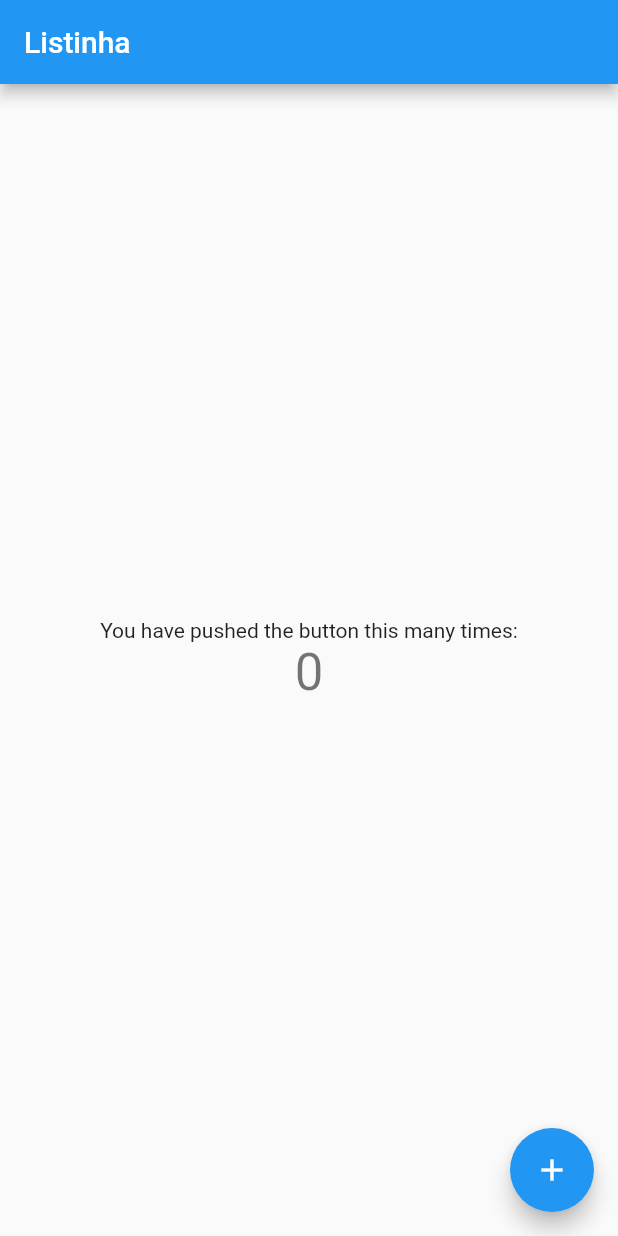
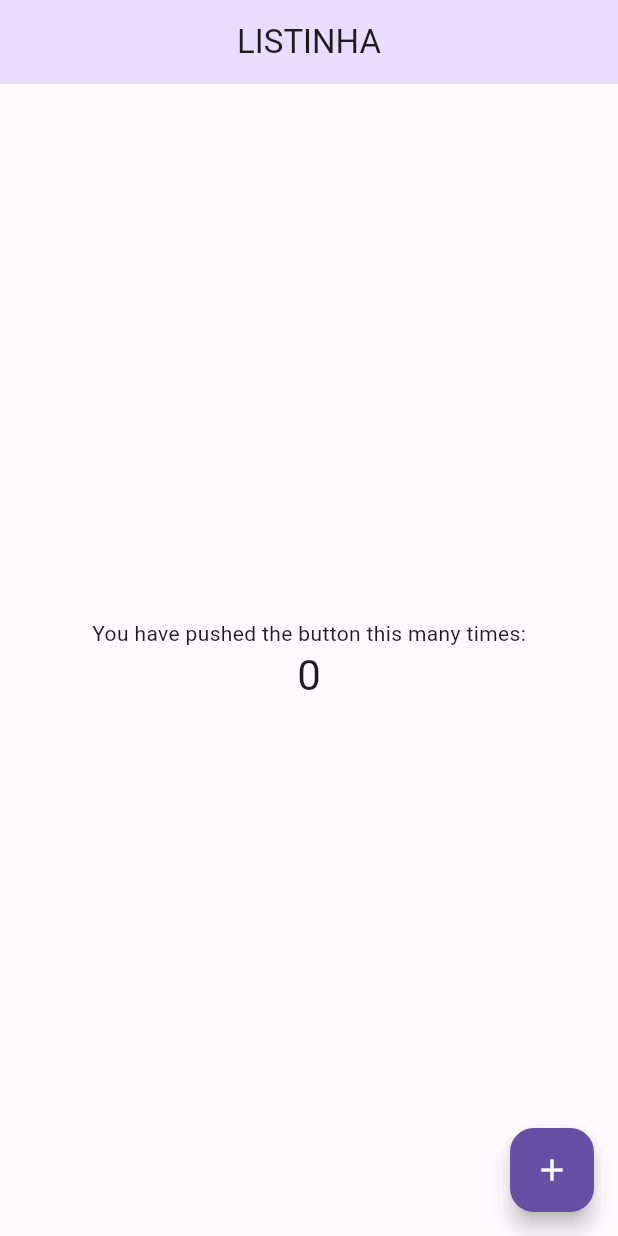
Before and after one commit to frankyston/app_listinha, a Flutter app: the screen it shows after launch, on a phone screen of 412 x 824 dp. Run offline on Flutter 3.47's test engine with Material 2 defaults, Android fonts, the phone set to English and light mode, and no system bars; statements that could not run were skipped.

Commit message:
Configuration Themes

```diff
--- a/lib/main.dart
+++ b/lib/main.dart
@@ -1,3 +1,4 @@
+import 'package:app_listinha/src/shared/themes/themes.dart';
 import 'package:flutter/material.dart';
 
 void main() {
@@ -11,10 +12,11 @@ class MyApp extends StatelessWidget {
   Widget build(BuildContext context) {
     return MaterialApp(
       title: 'Flutter Demo',
-      theme: ThemeData(
-        primarySwatch: Colors.blue,
-      ),
-      home: const MyHomePage(title: 'Listinha'),
+      debugShowCheckedModeBanner: false,
+      themeMode: ThemeMode.light,
+      theme: lightTheme,
+      darkTheme: darkTheme,
+      home: const MyHomePage(title: 'LISTINHA'),
     );
   }
 }
--- /dev/null
+++ b/lib/src/shared/app_widget.dart
@@ -0,0 +1,20 @@
+import 'package:app_listinha/main.dart';
+import 'package:flutter/material.dart';
+
+import 'themes/themes.dart';
+
+class AppWidget extends StatelessWidget {
+  const AppWidget({super.key});
+
+  @override
+  Widget build(BuildContext context) {
+    return MaterialApp(
+      title: 'Flutter Demo',
+      debugShowCheckedModeBanner: false,
+      themeMode: ThemeMode.light,
+      theme: lightTheme,
+      darkTheme: darkTheme,
+      home: const MyHomePage(title: 'LISTINHA'),
+    );
+  }
+}
--- /dev/null
+++ b/lib/src/shared/themes/themes.dart
@@ -0,0 +1,25 @@
+import 'package:flutter/material.dart';
+
+part 'color_schemes.g.dart';
+
+final lightTheme = ThemeData(
+  useMaterial3: true,
+  colorScheme: _lightColorScheme,
+  appBarTheme: AppBarTheme(
+    centerTitle: true,
+    backgroundColor: _lightColorScheme.primaryContainer,
+  ),
+  floatingActionButtonTheme: FloatingActionButtonThemeData(
+    backgroundColor: _lightColorScheme.primary,
+    foregroundColor: Colors.white,
+  ),
+);
+
+final darkTheme = ThemeData(
+  useMaterial3: true,
+  colorScheme: darkColorScheme,
+  appBarTheme: AppBarTheme(
+    centerTitle: true,
+    backgroundColor: darkColorScheme.primaryContainer,
+  ),
+);
```
Also changed, not shown: lib/src/shared/themes/color_schemes.g.dart (added).
